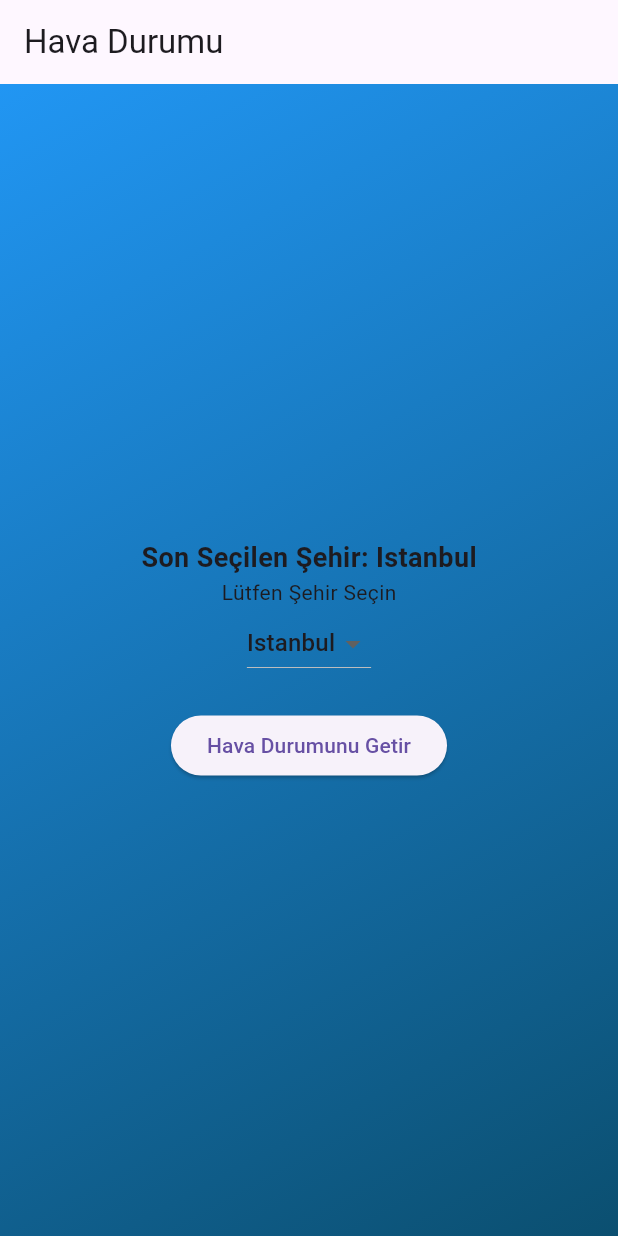
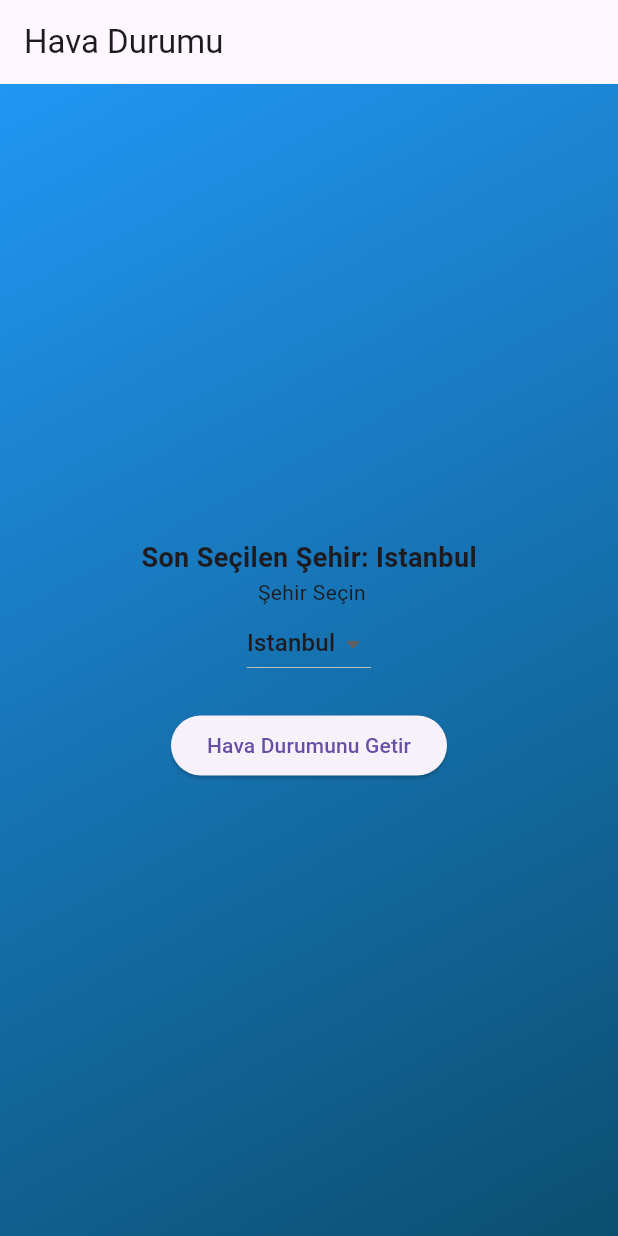
Before and after one commit to tgy7777/hava_durumu, a Flutter app: the screen it shows after launch, on a phone screen of 412 x 824 dp. Run offline on Flutter 3.47's test engine with Material 3 defaults, Android fonts, the phone set to English and light mode, and no system bars; our stand-ins replace hive_flutter; accounts and stored records are empty.

Commit message:
lütfen yaızısı kaldırıldı.

```diff
--- a/lib/pages/city_selection_screen.dart
+++ b/lib/pages/city_selection_screen.dart
@@ -48,7 +48,7 @@ class _WeatherSearchPageState extends State<WeatherSearchPage> {
                   fontSize: 18,
                 ),
               ),
-              const Text("Lütfen Şehir Seçin"),
+              const Text(" Şehir Seçin"),
               DropdownButton<String>(
                 value: selectedCity,
                 items: cities.map((String city) {
```
